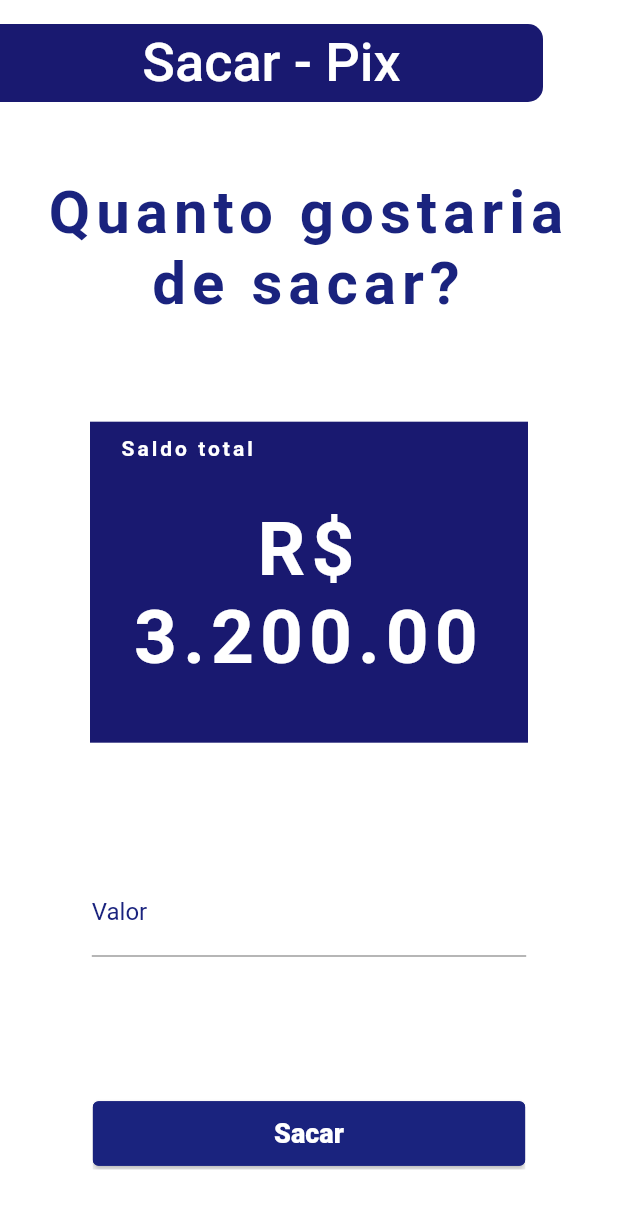
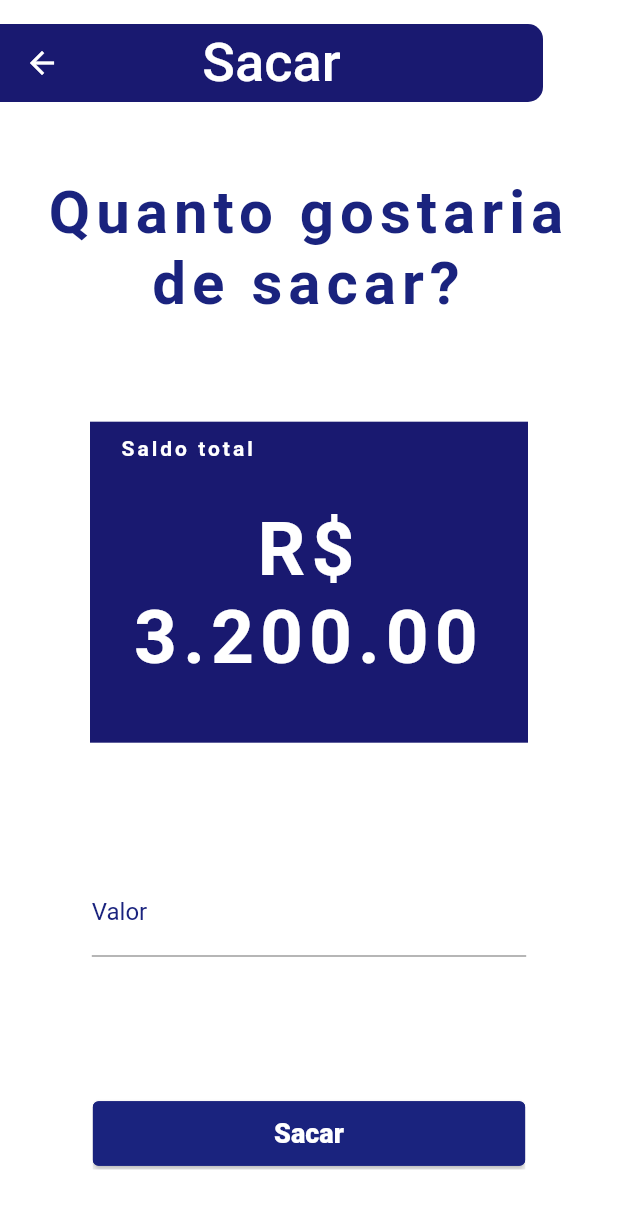
Before and after one commit to RibarrJR/fidelidade_android, a Flutter app: the WithdrawValue screen opened by its route, on a phone screen of 412 x 824 dp. Shown: the top 1209 px of the screen. Run offline on Flutter 3.47's test engine with Material 2 defaults, Android fonts, the light colour scheme and no system bars; our stand-ins replace circular_profile_avatar, email_validator, flutter_svg, image_picker, mask_text_input_formatter, sqflite and 1 more; missing offline and left inert: cpf_cnpj_validator, flutter_advanced_avatar, image_picker_for_web, popup_menu; accounts and stored records are empty.

Commit message:
Linkar com as outras paginas

```diff
--- a/lib/pages/Withdraw/WithdrawValue.dart
+++ b/lib/pages/Withdraw/WithdrawValue.dart
@@ -13,7 +13,8 @@ class WithdrawValue extends StatelessWidget {
     Size size = MediaQuery.of(context).size;
     return Scaffold(
       appBar: CustomAppBar(
-        title: "Sacar - Pix",
+        title: "Sacar",
+        automaticallyImplyLeading: true,
       ),
       body: Container(
         width: size.width,
```
Also changed, not shown: lib/pages/Withdraw/components/PixCardWidget.dart (+6 -1 lines), lib/pages/Withdraw/components/TedCardWidget.dart (+16 -6 lines).
